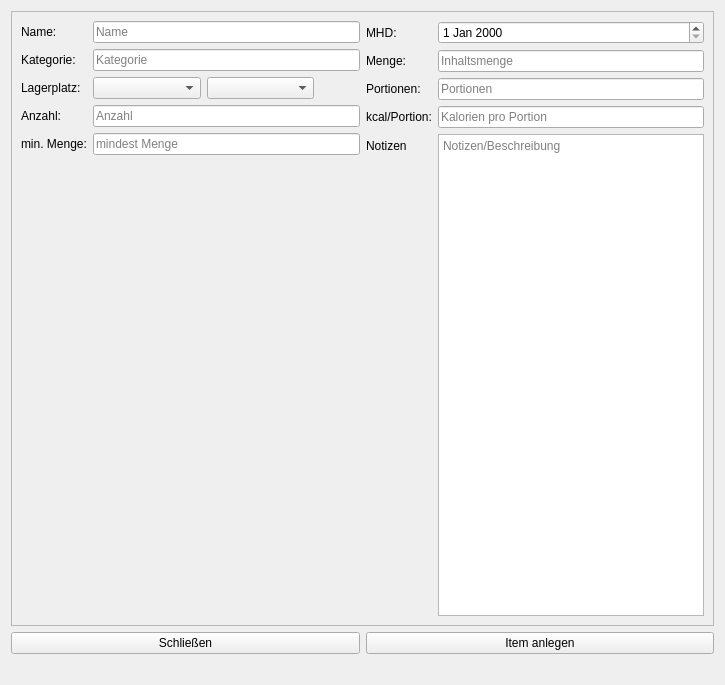
Old version of the form ui/NewEntry.ui in the repository mluckau/vorratslager.
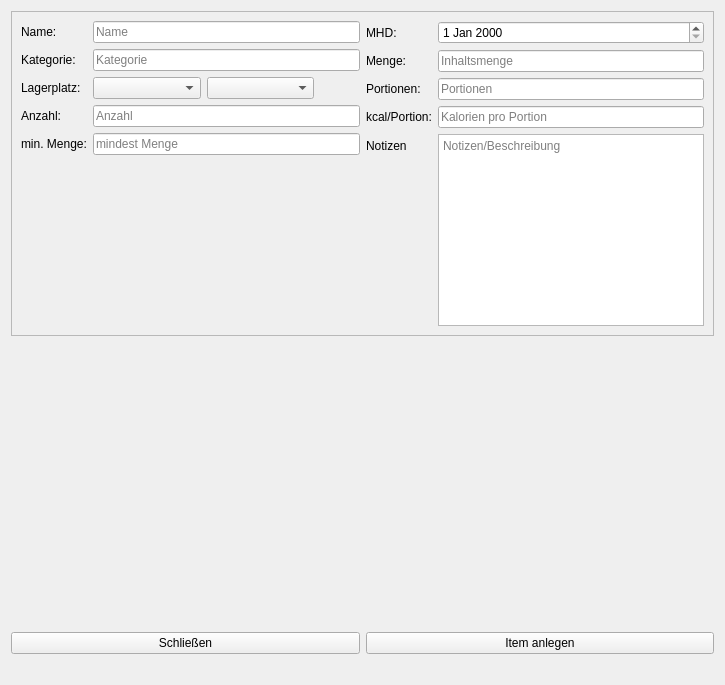
New version of the form. Icons and pictures are not drawn.

Commit message: NewEntry Window fixes

```diff
--- a/ui/NewEntry.ui
+++ b/ui/NewEntry.ui
@@ -29,7 +29,7 @@
         <x>0</x>
         <y>0</y>
         <width>709</width>
-        <height>603</height>
+        <height>297</height>
        </rect>
       </property>
       <layout class="QHBoxLayout" name="horizontalLayout_2">
@@ -254,6 +254,19 @@
      </widget>
     </widget>
    </item>
+   <item>
+    <spacer name="verticalSpacer">
+     <property name="orientation">
+      <enum>Qt::Vertical</enum>
+     </property>
+     <property name="sizeHint" stdset="0">
+      <size>
+       <width>20</width>
+       <height>40</height>
+      </size>
+     </property>
+    </spacer>
+   </item>
    <item>
     <layout class="QHBoxLayout" name="horizontalLayout">
      <item>
```
Left out of the diff: 66 changed lines with no effect on the pictures. The commit also changes 1 other file.
